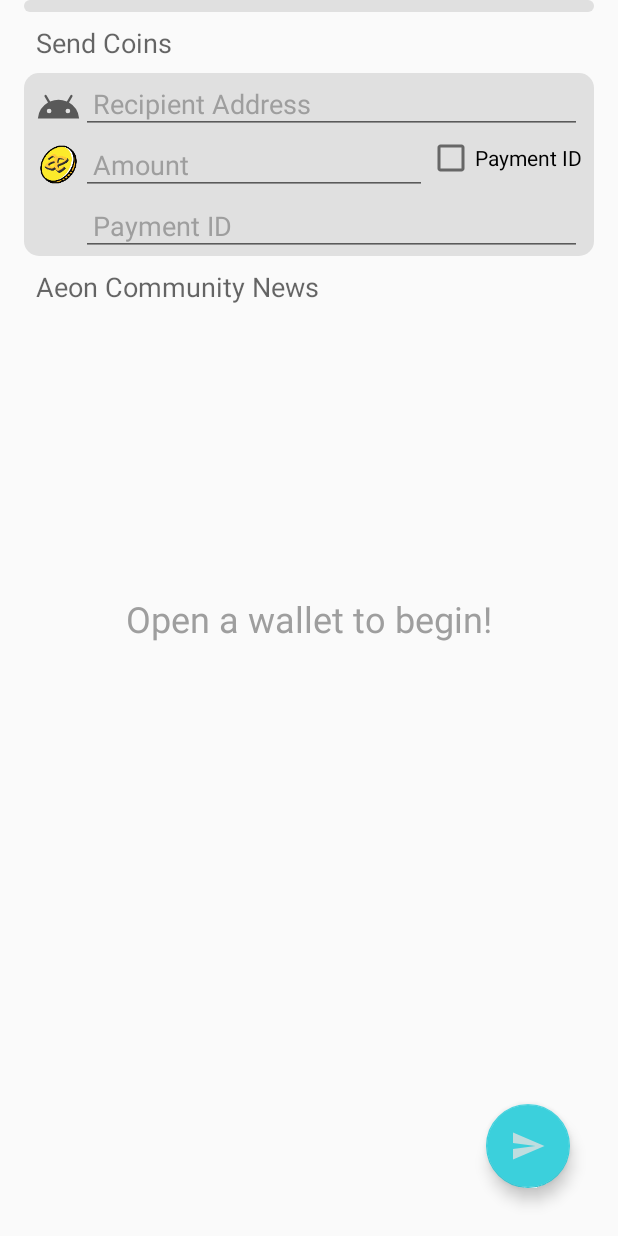
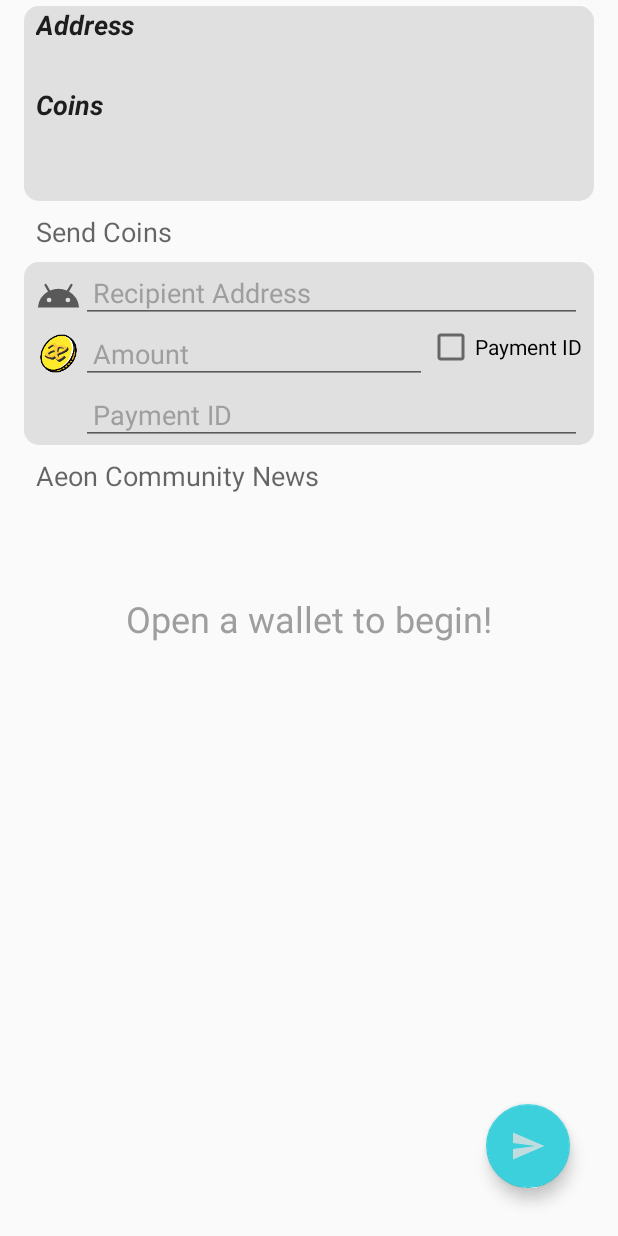
Before and after one commit to aeonguild/aeonwallet, an Android app: the layout fragment_transfer.xml on its own in the app's theme, with its tools: preview values and no code run, on a phone screen of 412 x 824 dp. Run offline under Robolectric (Android 15) with nearby library versions, the phone set to English and light mode, and no system bars.

Commit message:
Layout changes

```diff
--- a/app/src/main/java/com/aeon/app/ui/recent/RecentAdapter.java
+++ b/app/src/main/java/com/aeon/app/ui/recent/RecentAdapter.java
@@ -45,7 +45,7 @@
     @Override
     public void onBindViewHolder(final ViewHolder holder, int position) {
         holder.mItem = mValues.get(position);
-        holder.mDateView.setText(String.valueOf(new java.util.Date((long)holder.mItem.timestamp*1000)));
+        holder.mDateView.setText("#"+String.valueOf(mValues.size()-position)+" >> "+String.valueOf(new java.util.Date((long)holder.mItem.timestamp*1000)));
         holder.mDirectionView.setText(String.valueOf(holder.mItem.direction));
         holder.mIdView.setText(String.valueOf(holder.mItem.height));
         holder.mContentView.setText(String.valueOf(holder.mItem.amount.toPlainString()));
--- a/app/src/main/res/layout/fragment_transfer.xml
+++ b/app/src/main/res/layout/fragment_transfer.xml
@@ -21,13 +21,13 @@
             android:layout_width="wrap_content"
             android:layout_height="wrap_content"
             app:constraint_referenced_ids="
-            rv_wallet_info_list,
+            text_address,text_available,text_balance,
             transfer_recipient_info,
             transfer_recipient_info_label,
             transfer_amount_info,
             transfer_amount_info_label,
             floating_button_send,
-            textView,textView2,rv_blog_list,text_payment_id,check_payment_id" />
+            textView,textView2,rv_blog_list,text_payment_id,check_payment_id,textView10,textView11" />
 
         <ImageView
             android:id="@+id/imageView"
@@ -40,6 +40,20 @@
             app:layout_constraintHorizontal_bias="0.0"
             app:layout_constraintStart_toStartOf="parent"
             app:layout_constraintTop_toTopOf="@+id/transfer_recipient_info"
+            app:layout_constraintVertical_bias="0.0"
+            app:srcCompat="@drawable/corners" />
+
+        <ImageView
+            android:id="@+id/imageView2"
+            android:layout_width="0dp"
+            android:layout_height="0dp"
+            android:layout_marginStart="16dp"
+            android:layout_marginEnd="16dp"
+            app:layout_constraintBottom_toBottomOf="@+id/text_available"
+            app:layout_constraintEnd_toEndOf="parent"
+            app:layout_constraintHorizontal_bias="0.0"
+            app:layout_constraintStart_toStartOf="parent"
+            app:layout_constraintTop_toTopOf="@+id/textView10"
             app:layout_constraintVertical_bias="0.0"
             app:srcCompat="@drawable/corners" />
 
@@ -90,17 +104,6 @@
             app:layout_constraintBottom_toBottomOf="@+id/transfer_amount_info"
             app:layout_constraintStart_toStartOf="parent"
             app:layout_constraintTop_toTopOf="@+id/transfer_amount_info" />
-        <include
-            android:id="@+id/rv_wallet_info_list"
-            layout="@layout/layout_wallet_list"
-            android:layout_width="0dp"
-            android:layout_height="wrap_content"
-            android:layout_marginStart="16dp"
-            android:layout_marginEnd="16dp"
-            app:layout_constraintEnd_toEndOf="parent"
-            app:layout_constraintHorizontal_bias="0.0"
-            app:layout_constraintStart_toStartOf="parent"
-            app:layout_constraintTop_toTopOf="parent" />
 
         <include
             android:id="@+id/rv_blog_list"
@@ -152,7 +155,7 @@
             android:text="@string/title_send_aeon"
             android:textAppearance="@style/TextAppearance.AppCompat.Medium"
             app:layout_constraintStart_toStartOf="parent"
-            app:layout_constraintTop_toBottomOf="@+id/rv_wallet_info_list" />
+            app:layout_constraintTop_toBottomOf="@+id/text_available" />
 
         <TextView
             android:id="@+id/textView2"
@@ -192,6 +195,81 @@
             app:layout_constraintStart_toStartOf="@+id/transfer_recipient_info"
             app:layout_constraintTop_toBottomOf="@+id/transfer_amount_info" />
 
+        <TextView
+            android:id="@+id/text_address"
+            android:layout_width="0dp"
+            android:layout_height="wrap_content"
+            android:layout_marginStart="24dp"
+            android:layout_marginEnd="24dp"
+            android:selectAllOnFocus="true"
+            android:textIsSelectable="true"
+            android:textAppearance="?attr/textAppearanceListItem"
+            android:textSize="18sp"
+            android:typeface="monospace"
+            app:layout_constraintEnd_toEndOf="parent"
+            app:layout_constraintHorizontal_bias="1.0"
+            app:layout_constraintStart_toStartOf="parent"
+            app:layout_constraintTop_toBottomOf="@+id/textView10" />
+
+        <TextView
+            android:id="@+id/text_available"
+            android:layout_width="wrap_content"
+            android:layout_height="wrap_content"
+            android:ellipsize="marquee"
+            android:focusable="false"
+            android:selectAllOnFocus="true"
+            android:textIsSelectable="true"
+            android:marqueeRepeatLimit="marquee_forever"
+            android:scrollHorizontally="true"
+            android:singleLine="true"
+            android:textAppearance="?attr/textAppearanceListItem"
+            android:textSize="24sp"
+            android:typeface="monospace"
+            app:layout_constraintStart_toStartOf="@+id/text_address"
+            app:layout_constraintTop_toBottomOf="@+id/text_balance" />
+
+        <TextView
+            android:id="@+id/text_balance"
+            android:layout_width="0dp"
+            android:layout_height="wrap_content"
+            android:layout_marginEnd="24dp"
+            android:ellipsize="marquee"
+            android:focusable="false"
+            android:selectAllOnFocus="true"
+            android:textIsSelectable="true"
+            android:marqueeRepeatLimit="marquee_forever"
+            android:scrollHorizontally="true"
+            android:singleLine="true"
+            android:typeface="monospace"
+            app:layout_constraintEnd_toEndOf="parent"
+            app:layout_constraintStart_toStartOf="@+id/textView11"
+            app:layout_constraintTop_toBottomOf="@+id/textView11" />
+
+        <TextView
+            android:id="@+id/textView10"
+            android:layout_width="wrap_content"
+            android:layout_height="wrap_content"
+            android:layout_marginStart="24dp"
+            android:layout_marginTop="4dp"
+            android:text="@string/row_wallet_address"
+            android:textAppearance="?attr/textAppearanceListItem"
+            android:textSize="18sp"
+            android:textStyle="bold|italic"
+            app:layout_constraintStart_toStartOf="parent"
+            app:layout_constraintTop_toTopOf="parent" />
+
+        <TextView
+            android:id="@+id/textView11"
+            android:layout_width="wrap_content"
+            android:layout_height="wrap_content"
+            android:layout_marginTop="4dp"
+            android:text="@string/row_wallet_balance_total"
+            android:textAppearance="?attr/textAppearanceListItem"
+            android:textSize="18sp"
+            android:textStyle="bold|italic"
+            app:layout_constraintStart_toStartOf="@+id/text_address"
+            app:layout_constraintTop_toBottomOf="@+id/text_address" />
+
 
     </androidx.constraintlayout.widget.ConstraintLayout>
 </ScrollView>
```
Also changed, not shown: app/src/main/java/com/aeon/app/BackgroundThread.java (+17 -1 lines), app/src/main/java/com/aeon/app/ui/transfer/TransferFragment.java (+30 -6 lines), app/src/main/res/layout/layout_recent_item.xml (+8 -7 lines).
